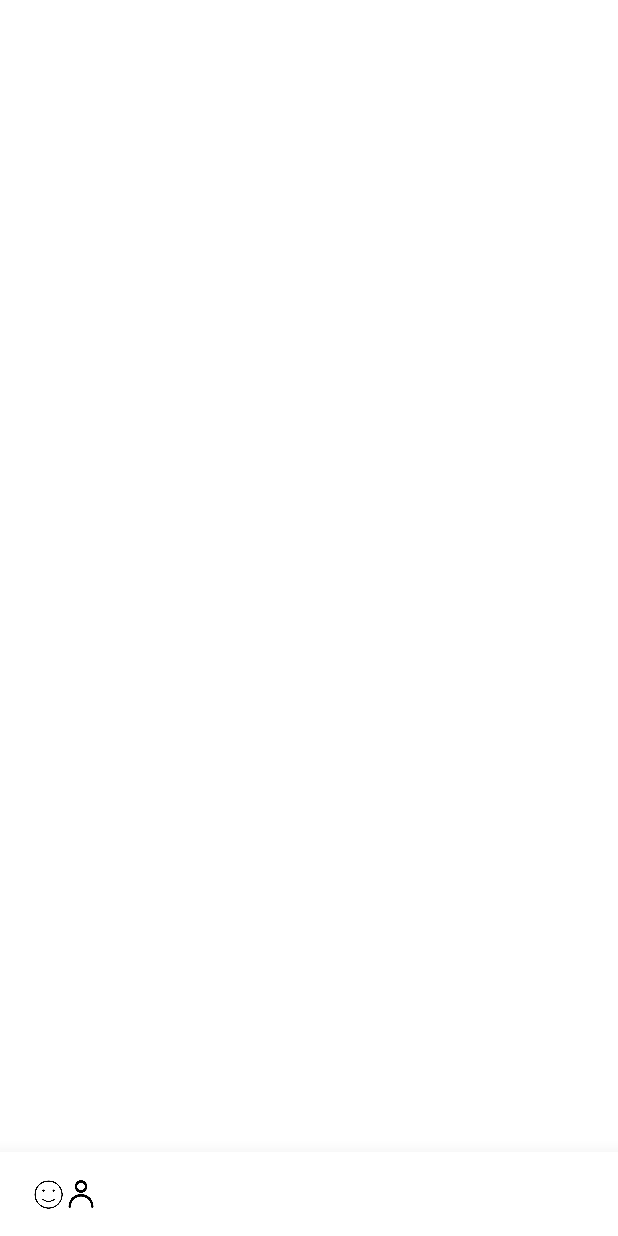
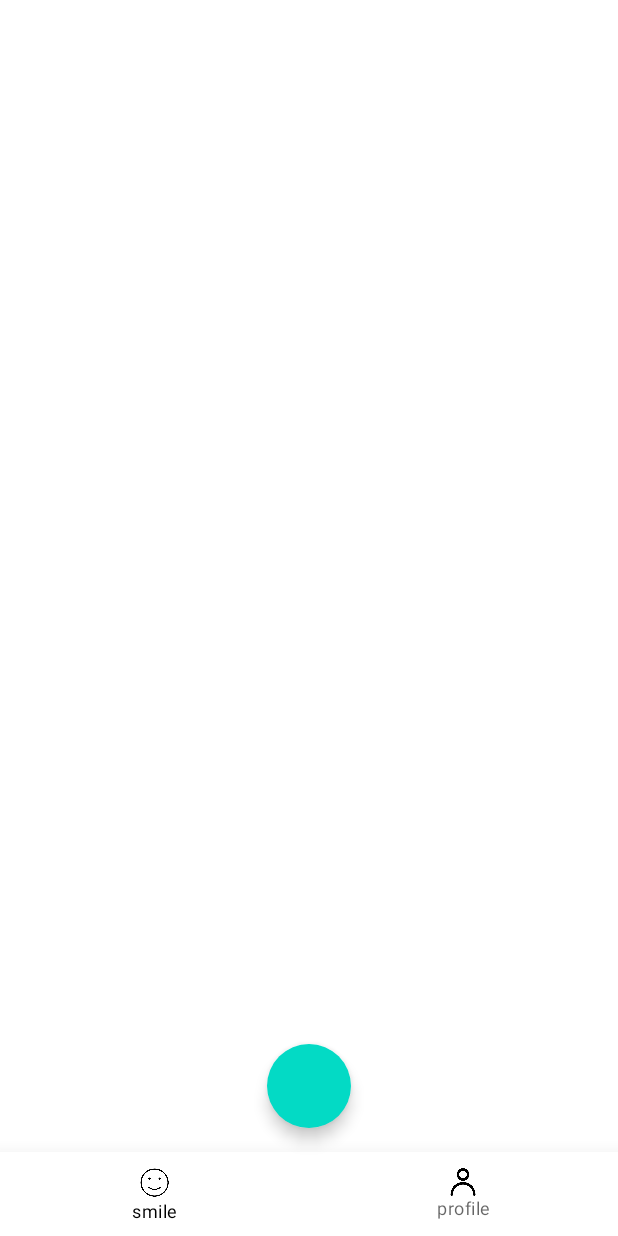
Before and after one commit to Raynafs/Animated-BottomAppBar, an Android app built with Jetpack Compose: the screen it shows after launch (MainActivity), on a phone screen of 412 x 824 dp. Before the commit the screen is almost empty. Run offline under Robolectric (Android 15) with nearby library versions, the phone set to English and light mode, and no system bars.

Commit message:
BottomNav and FloatingActionButton

```diff
--- a/app/src/main/java/com/example/bottombar/MainActivity.kt
+++ b/app/src/main/java/com/example/bottombar/MainActivity.kt
@@ -7,12 +7,16 @@ import androidx.compose.foundation.Image
 import androidx.compose.foundation.layout.*
 import androidx.compose.material.*
 import androidx.compose.runtime.Composable
+import androidx.compose.runtime.getValue
+import androidx.compose.runtime.mutableStateOf
+import androidx.compose.runtime.remember
 import androidx.compose.ui.Modifier
 import androidx.compose.ui.graphics.Color
 import androidx.compose.ui.graphics.ColorFilter
 import androidx.compose.ui.res.painterResource
 import androidx.compose.ui.unit.dp
 import com.example.bottombar.ui.theme.BottomBarTheme
+import kotlin.math.absoluteValue
 
 class MainActivity : ComponentActivity() {
     override fun onCreate(savedInstanceState: Bundle?) {
@@ -24,7 +28,7 @@ class MainActivity : ComponentActivity() {
                     modifier = Modifier.fillMaxSize(),
                     color = MaterialTheme.colors.background
                 ) {
-                  BottomBarr()
+                  BottomBarScaffold()
                 }
             }
         }
@@ -32,36 +36,46 @@ class MainActivity : ComponentActivity() {
 }
 
 @Composable
-fun BottomBarr()
+fun BottomBarScaffold()
 {
     Scaffold(
+       floatingActionButton= { FloatingActionButton(onClick = { /*TODO*/ }) {
+       }
+       },
+        floatingActionButtonPosition = FabPosition.Center,
+        bottomBar = { BottomNav()}
+    )
+    {}
 
-        bottomBar = {
+}
 
-            BottomAppBar(
-                contentPadding = PaddingValues(start = 20.dp, end= 20.dp) ,
-                backgroundColor = Color.White,
-                elevation = 20.dp
-            )
-            {
+@Composable
+fun BottomNav()
+{
+    val chosenIndex by remember {mutableStateOf(0)}
 
-                Image(painterResource(id = R.drawable.smile),
-                    contentDescription = "smiling emoji" ,
+    BottomNavigation(elevation = 20.dp,
+            backgroundColor = Color.White)
+    {
+        BottomNavigationItem(icon = {Image(painterResource(id = R.drawable.smile),
+            contentDescription = "smiling emoji" ,
+            modifier= Modifier.size(24.dp),
+            colorFilter = ColorFilter.tint(Color.Black))},
+        label= {Text( "smile")},
+        selected = (chosenIndex.absoluteValue==0),
+            onClick = {(chosenIndex.absoluteValue==0)},
+        )
 
-                    modifier= Modifier.size(24.dp),
-                colorFilter = ColorFilter.tint(Color.Black))
+        BottomNavigationItem(icon={
+            Image(painterResource(id = R.drawable.user),
+                contentDescription = "user" ,
 
-                Spacer(modifier = Modifier.height(60.dp))
+                modifier= Modifier.size(20.dp))
+        },
+            label = {Text(text="profile")},
+            selected = (chosenIndex.absoluteValue==1),
+            onClick = {(chosenIndex.absoluteValue == 1) }
+        )
 
-                Image(painterResource(id = R.drawable.user),
-                    contentDescription = "user" ,
-
-                    modifier= Modifier.size(20.dp))
-
-            }
         }
-    )
-    {
-
-    }
 }
```
